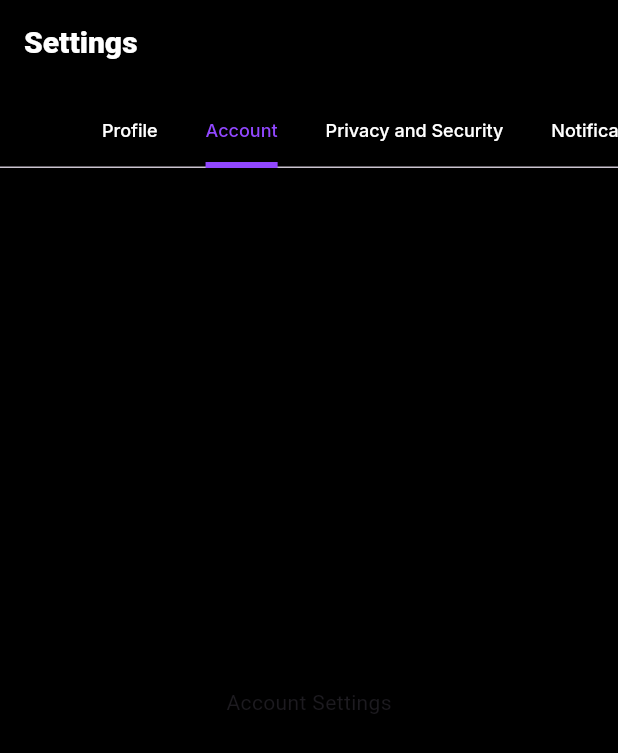
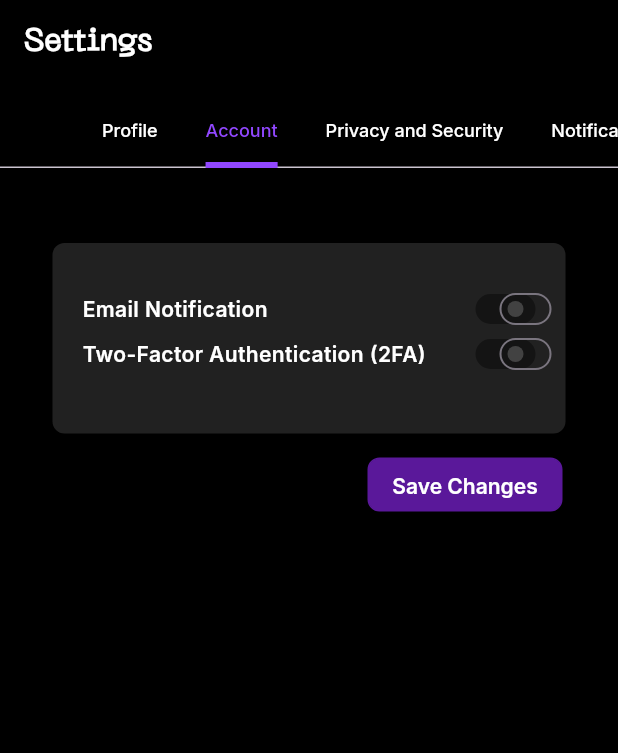
Before and after one commit to StreamFi-x/streamfi, a Flutter app: the screen it shows after launch, tab 2 chosen, on a phone screen of 412 x 824 dp. Shown: the top 753 px of the screen. Run offline on Flutter 3.47's test engine with Material 3 defaults, Android fonts, the light colour scheme and no system bars; our stand-ins replace google_fonts.

Commit message:
implement-settings-account-mobile-tablet-16

```diff
--- a/lib/settingsPage.dart
+++ b/lib/settingsPage.dart
@@ -11,6 +11,8 @@ class SettingsPage extends StatefulWidget {
 class _SettingsPageState extends State<SettingsPage>
     with SingleTickerProviderStateMixin {
   late TabController tabController;
+  bool emailNotificationEnabled = false;
+  bool twoFactorAuthEnabled = false;
   final TextEditingController nameController =
       TextEditingController(text: 'Casssyy');
   final TextEditingController emailController =
@@ -46,16 +48,20 @@ class _SettingsPageState extends State<SettingsPage>
       backgroundColor: Colors.black,
       appBar: AppBar(
         backgroundColor: Colors.black,
-        title: Text(
+        title: Align(
+          alignment: Alignment.topLeft,
+          child: Text(
             'Settings',
-          style: GoogleFonts.roboto(
+            style: TextStyle(
               fontSize: isTablet ? 32 : 20,
               fontWeight: FontWeight.w800,
               height: isTablet ? 40 / 32 : 40 / 20,
               letterSpacing: 0,
               color: Color(0xffFFFFFF),
+              fontFamily: 'PPN'
             ),
             textAlign: TextAlign.left,
+          ),
         ),
         bottom: PreferredSize(
           preferredSize: Size.fromHeight(kToolbarHeight),
@@ -68,7 +74,7 @@ class _SettingsPageState extends State<SettingsPage>
                 border: const Border(
                   bottom: BorderSide(
                     color: Color(0xFF9147FF),
-                    width: 4.0, // Increased thickness
+                    width: 4.0,
                   ),
                 ),
               ),
@@ -105,21 +111,192 @@ class _SettingsPageState extends State<SettingsPage>
           controller: tabController,
           children: [
             buildProfileTab(isTablet),
-            const Center(child: Text('Account Settings')),
+            buildAccountTab(isTablet),
             const Center(child: Text('Privacy and Security Settings')),
             const Center(child: Text('Notification Settings')),
           ],
         ),
+
       ),
     );
   }
+  Widget buildAccountTab(bool isTablet) {
+    return LayoutBuilder(
+      builder: (context, constraints) {
+        return SingleChildScrollView(
+          padding: EdgeInsets.symmetric(
+            horizontal: isTablet ? constraints.maxWidth * 0.05 : 16,
+            vertical: 20,
+          ),
+          child: Center(
+            child: ConstrainedBox(
+              constraints: BoxConstraints(
+                maxWidth:  double.infinity,
+              ),
+              child: Column(
 
+        crossAxisAlignment: CrossAxisAlignment.start,
+                children: [
+                  SizedBox(height: 30,),
+                  Container(
+                    padding: EdgeInsets.only(
+                      left: 20,
+                      right: 20,
+                      top: 34,
+                      bottom: 34,
+                    ),
+                    width: isTablet?1055:342,
+                    height: 127,
+
+
+                    decoration: BoxDecoration(
+                      color: Colors.grey[900],
+                      borderRadius: BorderRadius.circular(8),
+                    ),
+                    child: Column(
+                      crossAxisAlignment: CrossAxisAlignment.start,
+                      children: [
+                        buildSwitchRow(
+                          'Email Notification',
+                          emailNotificationEnabled,
+                              (value) {
+                            setState(() {
+                              emailNotificationEnabled = value;
+                            });
+                          },
+                        ),
+
+                        const SizedBox(height: 10),
+
+
+                        buildSwitchRow(
+                          'Two-Factor Authentication (2FA)',
+                          twoFactorAuthEnabled,
+                              (value) {
+                            setState(() {
+                              twoFactorAuthEnabled = value;
+                            });
+                          },
+                        ),
+
+                      ],
+                    ),
+                  ),
+                  const SizedBox(height: 16),
+                  Padding(
+                    padding: EdgeInsets.only(left: isTablet?790:210),
+                    child: Container(
+                      padding: EdgeInsets.only(left: 14,right: 14,top: 8,bottom: 8),
+                      height: 36,
+                      width: 130,
+                      decoration: BoxDecoration(
+                        borderRadius: BorderRadius.circular(8),
+                        color: Color(0xff5A189A),
+                        border: Border.all(
+                          color: Color(0xff5A189A),
+                          width: 1
+                        ),
+                        boxShadow: [
+                          BoxShadow(
+                            color: Color(0x0D0A0D12),
+                            offset: Offset(0, 1),
+                            blurRadius: 2
+                          )
+                        ]
+                      ),
+
+
+                      child: Center(
+                        child: Text(
+                          'Save Changes',
+                          style: GoogleFonts.inter(
+                            fontSize: 14,
+                            fontWeight: FontWeight.w600,
+                            height: 20 / 14,
+                            letterSpacing: 0,
+                            color: Color(0xffFFFFFF),
+                          ),
+                        ),
+                      ),
+                    ),
+                  ),
+                  const SizedBox(height: 40),
+                ],
+              ),
+            ),
+          ),
+        );
+      },
+    );
+  }
+
+  Widget buildSwitchRow(
+      String label,
+      bool currentValue,
+      ValueChanged<bool> onChanged,
+
+
+      ) {
+    final isTablet = MediaQuery.of(context).size.width > 600;
+    return Row(
+      mainAxisAlignment: MainAxisAlignment.spaceBetween,
+      children: [
+        Text(
+          label,
+          style: GoogleFonts.inter(
+              fontSize: isTablet?18:14,
+              fontWeight: isTablet?FontWeight.w700:FontWeight.w600,
+              color: Color(0xffFFFFFF),
+              height: 18/14
+          ),
+        ),
+       Container(
+
+         decoration: BoxDecoration(
+           color: Color(0x66000000), borderRadius: BorderRadius.circular(1000),
+
+         ),
+          width: 40,
+          height: 20,
+
+          child: FittedBox(
+            fit: BoxFit.scaleDown,
+            child: Padding(
+              padding: const EdgeInsets.only(left: 40),
+              child: SizedBox(
+                width: 20,
+                height: 20,
+                child: Switch(
+                  value: currentValue,
+                  onChanged: onChanged,
+                  activeColor: Color(0xFF9147FF),
+                  activeTrackColor: Color(0xFF9147FF).withOpacity(0.5),
+                  inactiveTrackColor: Colors.grey[800],
+                  inactiveThumbColor: Colors.white,
+                  materialTapTargetSize: MaterialTapTargetSize.shrinkWrap,
+                  thumbColor: WidgetStateProperty.resolveWith<Color>((states) {
+                    if (states.contains(WidgetState.selected)) {
+                      return Color(0xFF9147FF);
+                    }
+                    return Colors.grey[800]!;
+                  }),
+                  trackColor: WidgetStateProperty.all<Color>(Colors.transparent),
+
+
+                ),
+              ),
+            ),
+          ),
+        ),
+      ],
+    );
+  }
   Widget buildProfileTab(bool isTablet) {
 
     return LayoutBuilder(builder: (context, constraints) {
       return SingleChildScrollView(
         padding: EdgeInsets.symmetric(
-          horizontal: isTablet ? constraints.maxWidth * 0.1 : 16,
+          horizontal: isTablet ? constraints.maxWidth * 0.05 : 16,
           vertical: 20,
         ),
         child: Center(
@@ -342,7 +519,7 @@ class _SettingsPageState extends State<SettingsPage>
 
 
 
-                // Save Changes button
+
                 Align(
                   alignment: Alignment.centerRight,
                   child: Container(
```
Also changed, not shown: pubspec.yaml (+6 -16 lines), fonts/PPNeueMachina-Regular.otf (added). Lines whose indentation alone changed are shown as unchanged.
